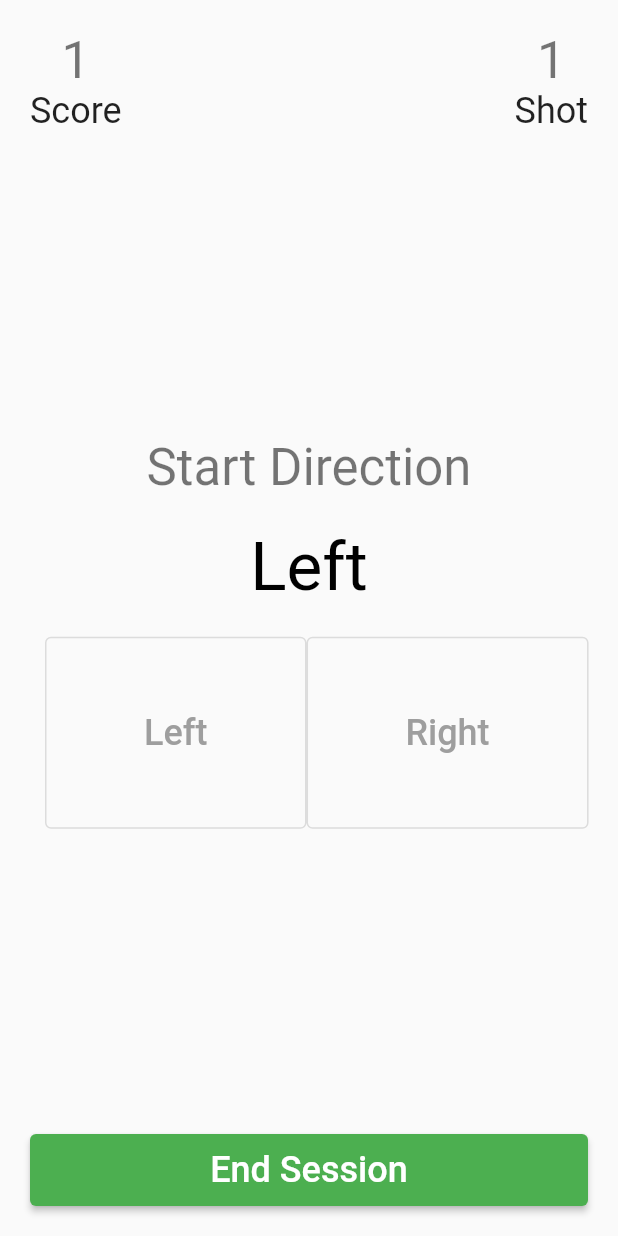
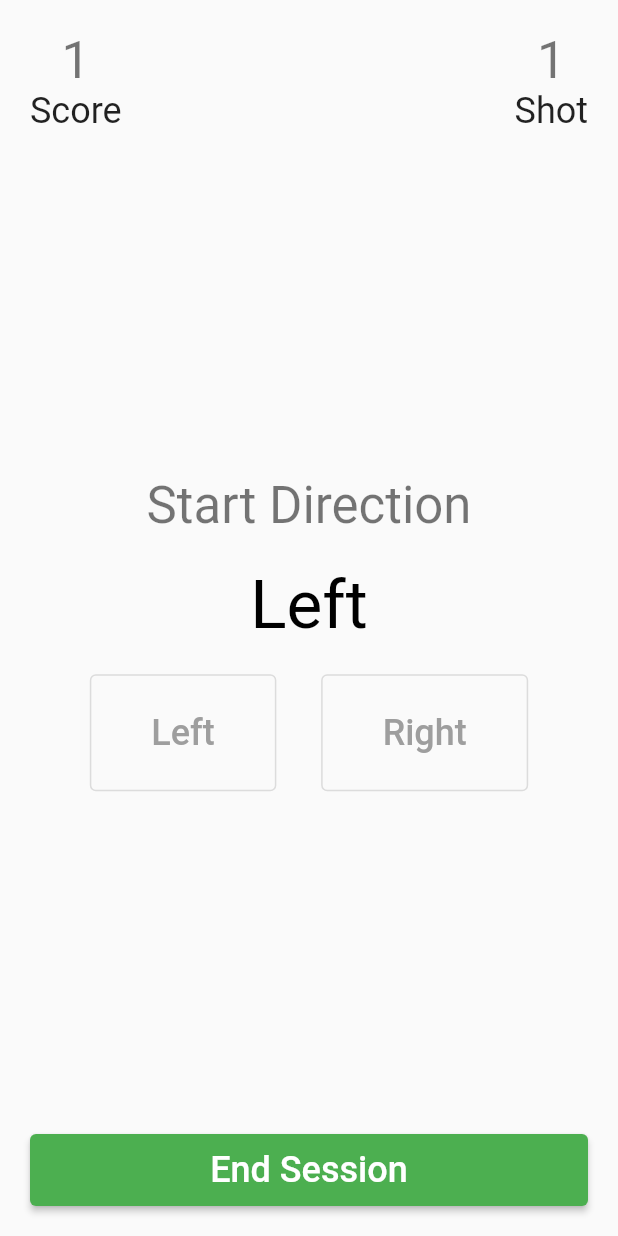
Before and after one commit to davidcaseria/shotshapingpractice, a Flutter app: the WarmUpScreen screen opened directly, after a tap on "Left", on a phone screen of 412 x 824 dp. Run offline on Flutter 3.47's test engine with Material 2 defaults, Android fonts, the phone set to English and light mode, and no system bars; our stand-ins replace sqflite, sqflite_common_ffi; accounts and stored records are empty.

Commit message:
Fix padding; add logs

```diff
--- a/lib/components.dart
+++ b/lib/components.dart
@@ -170,7 +170,7 @@ class DirectionCardRadioButton extends StatelessWidget {
     return OutlinedButton(
         onPressed: () => callback(),
         child: Padding(
-            padding: const EdgeInsets.all(50),
+            padding: const EdgeInsets.all(25),
             child: Text(
               direction.label(),
               style: TextStyle(fontSize: 24, color: color),
--- a/lib/db.dart
+++ b/lib/db.dart
@@ -1,3 +1,4 @@
+import 'dart:developer' as developer;
 import 'dart:io';
 import 'dart:math';
 
@@ -26,10 +27,13 @@ class DatabaseProvider {
       sqfliteFfiInit();
       databaseFactory = databaseFactoryFfi;
     }
+    developer.log('opening db', name: 'db');
     return await openDatabase(_name, version: _version, onCreate: _onCreate);
   }
 
   static Future _onCreate(Database db, int version) async {
+    developer.log('creating db', name: 'db');
+    developer.log('creating ${WarmUpShotModel.table}', name: 'db');
     await db.execute('''
           CREATE TABLE ${WarmUpShotModel.table} (
             ${WarmUpShotModel.idColumn} INTEGER PRIMARY KEY AUTOINCREMENT,
@@ -38,7 +42,10 @@ class DatabaseProvider {
             ${WarmUpShotModel.actualStartColumn} VARCHAR NOT NULL,
             ${WarmUpShotModel.pointsColumn} INTEGER NOT NULL
           );
+          ''');
 
+    developer.log('creating ${PracticeShotModel.table}', name: 'db');
+    await db.execute('''
           CREATE TABLE ${PracticeShotModel.table} (
             ${PracticeShotModel.idColumn} INTEGER PRIMARY KEY AUTOINCREMENT,
             ${PracticeShotModel.sessionColumn} INTEGER NOT NULL,
```
